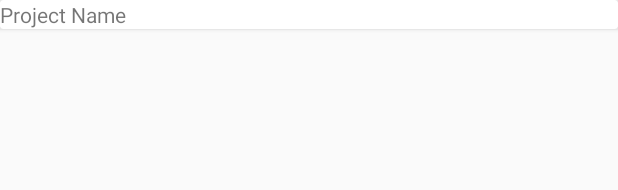
After one commit to stefanmiljakovic/BudgetManagerSrc, an Android app: the layout item_layout.xml on its own in the app's theme, with its tools: preview values and no code run, on a phone screen of 412 x 824 dp. The commit adds this screen. Shown: the top 190 px of the screen. Run offline under Robolectric (Android 15) with nearby library versions, the phone set to English and light mode, and no system bars.

Commit message:
Added RecycleView and CardView (WIP)

```diff
--- a/app/build.gradle
+++ b/app/build.gradle
@@ -25,4 +25,6 @@ dependencies {
     compile 'com.android.support:appcompat-v7:25.3.1'
     compile 'com.android.support:support-v4:25.3.1'
     compile 'com.android.support:design:25.3.1'
+    compile 'com.android.support:recyclerview-v7:25.3.1'
+    compile 'com.android.support:cardview-v7:25.3.1'
 }
--- /dev/null
+++ b/app/src/main/res/layout/item_layout.xml
@@ -0,0 +1,19 @@
+<?xml version="1.0" encoding="utf-8"?>
+<LinearLayout xmlns:android="http://schemas.android.com/apk/res/android"
+    android:orientation="vertical" android:layout_width="match_parent"
+    android:layout_height="match_parent">
+    <android.support.v7.widget.CardView
+        android:layout_height="wrap_content"
+        android:layout_width="match_parent">
+        <LinearLayout
+            android:layout_width="match_parent"
+            android:layout_height="match_parent">
+            <TextView
+                android:id="@+id/tvCard"
+                android:layout_width="wrap_content"
+                android:layout_height="wrap_content"
+                android:layout_gravity="center_vertical"
+                android:text="Project Name" />
+        </LinearLayout>
+    </android.support.v7.widget.CardView>
+</LinearLayout>
```
Also changed, not shown: app/src/main/res/layout/content_main.xml (+9 -9 lines).
